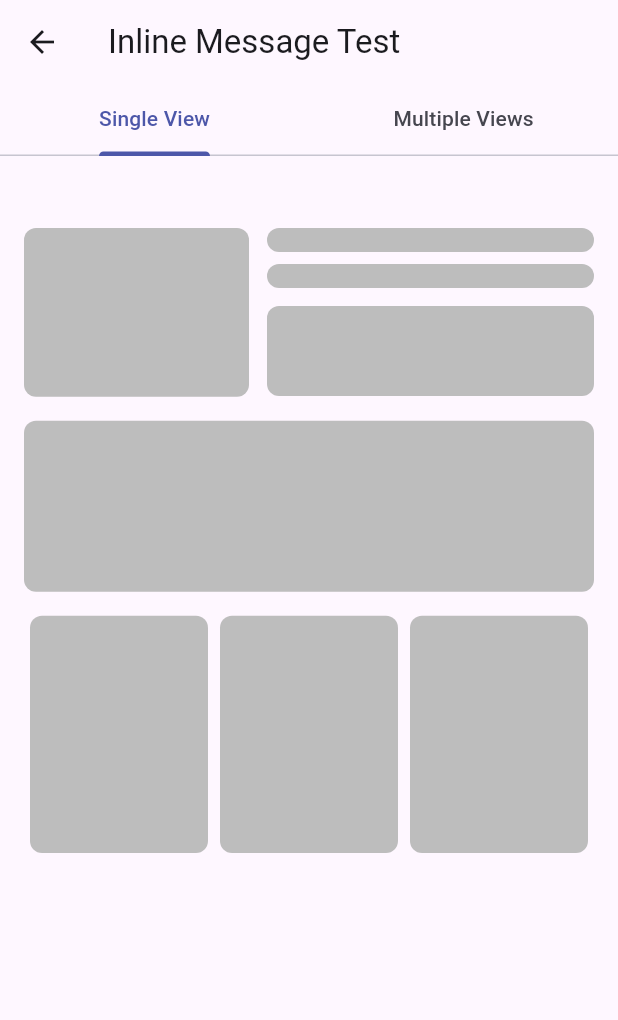
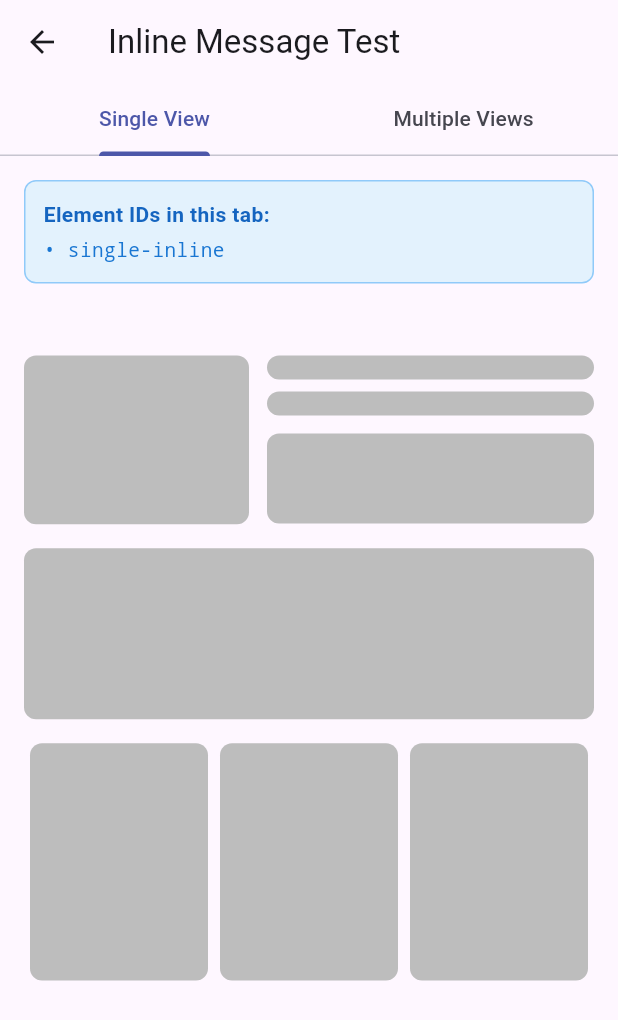
Before and after one commit to customerio/customerio-flutter, a Flutter app: the InlineMessagesScreen screen opened by its route, on a phone screen of 412 x 824 dp. Shown: the top 1020 px of the screen. Run offline on Flutter 3.47's test engine with Material 3 defaults, Android fonts, the phone set to English and light mode, and no system bars; our stand-ins replace email_validator, firebase_core, firebase_messaging, flutter_dotenv, flutter_local_notifications, go_router and 4 more; accounts and stored records are empty.

Commit message:
Add test view showing element IDs for inline views in tabs

```diff
--- a/apps/amiapp_flutter/lib/src/screens/inline_messages.dart
+++ b/apps/amiapp_flutter/lib/src/screens/inline_messages.dart
@@ -56,6 +56,38 @@ class _InlineMessagesScreenState extends State<InlineMessagesScreen>
       padding: const EdgeInsets.all(16),
       child: Column(
         children: [
+          Container(
+            width: double.infinity,
+            padding: const EdgeInsets.all(12),
+            margin: const EdgeInsets.only(bottom: 16),
+            decoration: BoxDecoration(
+              color: Colors.blue[50],
+              borderRadius: BorderRadius.circular(8),
+              border: Border.all(color: Colors.blue[200]!),
+            ),
+            child: Column(
+              crossAxisAlignment: CrossAxisAlignment.start,
+              children: [
+                Text(
+                  'Element IDs in this tab:',
+                  style: TextStyle(
+                    fontWeight: FontWeight.bold,
+                    color: Colors.blue[800],
+                    fontSize: 14,
+                  ),
+                ),
+                const SizedBox(height: 4),
+                Text(
+                  '• single-inline',
+                  style: TextStyle(
+                    color: Colors.blue[700],
+                    fontSize: 13,
+                    fontFamily: 'monospace',
+                  ),
+                ),
+              ],
+            ),
+          ),
           InlineInAppMessageView(
             elementId: 'single-inline',
             onActionClick: _showInlineActionClick,
@@ -74,6 +106,38 @@ class _InlineMessagesScreenState extends State<InlineMessagesScreen>
       padding: const EdgeInsets.all(16),
       child: Column(
         children: [
+          Container(
+            width: double.infinity,
+            padding: const EdgeInsets.all(12),
+            margin: const EdgeInsets.only(bottom: 16),
+            decoration: BoxDecoration(
+              color: Colors.green[50],
+              borderRadius: BorderRadius.circular(8),
+              border: Border.all(color: Colors.green[200]!),
+            ),
+            child: Column(
+              crossAxisAlignment: CrossAxisAlignment.start,
+              children: [
+                Text(
+                  'Element IDs in this tab:',
+                  style: TextStyle(
+                    fontWeight: FontWeight.bold,
+                    color: Colors.green[800],
+                    fontSize: 14,
+                  ),
+                ),
+                const SizedBox(height: 4),
+                Text(
+                  '• multi-top\n• multi-middle\n• multi-bottom',
+                  style: TextStyle(
+                    color: Colors.green[700],
+                    fontSize: 13,
+                    fontFamily: 'monospace',
+                  ),
+                ),
+              ],
+            ),
+          ),
           InlineInAppMessageView(
             elementId: 'multi-top',
             onActionClick: _showInlineActionClick,
```
